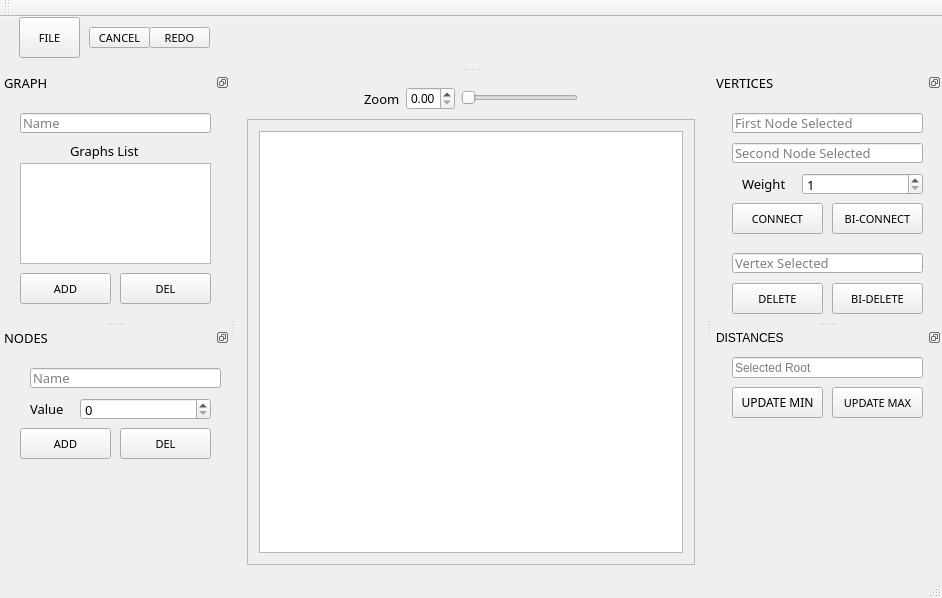
The window that GraphViewerGUI/GraphViewerGUI.ui (The0nlyOne/GraphViewerGUI) describes before a commit, drawn with Qt 5.
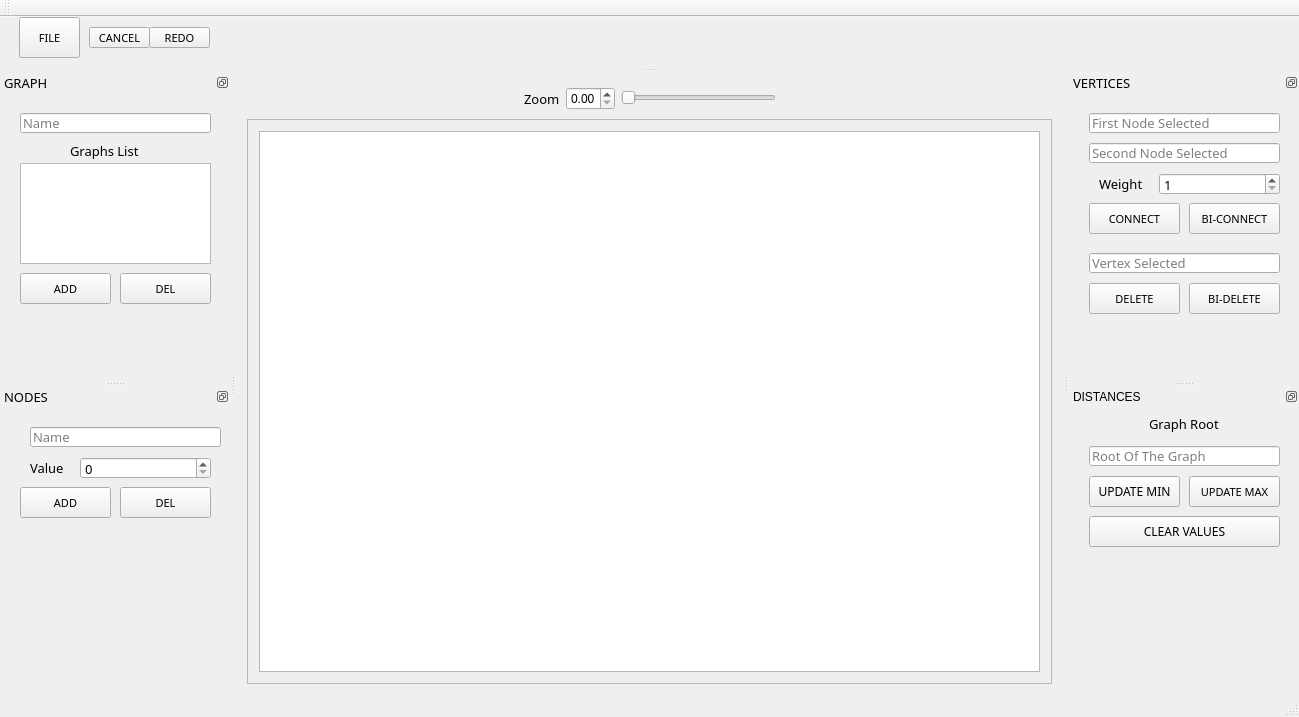
The same window after the commit.

The edit to the form file:
```diff
--- a/GraphViewerGUI/GraphViewerGUI.ui
+++ b/GraphViewerGUI/GraphViewerGUI.ui
@@ -6,8 +6,8 @@
    <rect>
     <x>0</x>
     <y>0</y>
-    <width>942</width>
-    <height>598</height>
+    <width>1299</width>
+    <height>717</height>
    </rect>
   </property>
   <property name="minimumSize">
@@ -142,8 +142,8 @@
         <rect>
          <x>0</x>
          <y>0</y>
-         <width>454</width>
-         <height>434</height>
+         <width>811</width>
+         <height>553</height>
         </rect>
        </property>
        <layout class="QGridLayout" name="gridLayout">
@@ -729,27 +729,11 @@
     <number>2</number>
    </attribute>
    <widget class="QWidget" name="dockWidgetContents_6">
-    <widget class="QLineEdit" name="selectedRootLineEdit">
-     <property name="geometry">
-      <rect>
-       <x>20</x>
-       <y>10</y>
-       <width>191</width>
-       <height>21</height>
-      </rect>
-     </property>
-     <property name="readOnly">
-      <bool>true</bool>
-     </property>
-     <property name="placeholderText">
-      <string>Selected Root</string>
-     </property>
-    </widget>
     <widget class="QPushButton" name="updateMinDistButton">
      <property name="geometry">
       <rect>
        <x>20</x>
-       <y>40</y>
+       <y>70</y>
        <width>91</width>
        <height>31</height>
       </rect>
@@ -767,7 +751,7 @@
      <property name="geometry">
       <rect>
        <x>120</x>
-       <y>40</y>
+       <y>70</y>
        <width>91</width>
        <height>31</height>
       </rect>
@@ -782,6 +766,68 @@
       <string>UPDATE MAX</string>
      </property>
     </widget>
+    <widget class="QLineEdit" name="rootGraphLineEdit">
+     <property name="enabled">
+      <bool>true</bool>
+     </property>
+     <property name="geometry">
+      <rect>
+       <x>20</x>
+       <y>40</y>
+       <width>191</width>
+       <height>20</height>
+      </rect>
+     </property>
+     <property name="font">
+      <font>
+       <family>MS Reference Sans Serif</family>
+       <pointsize>10</pointsize>
+      </font>
+     </property>
+     <property name="readOnly">
+      <bool>true</bool>
+     </property>
+     <property name="placeholderText">
+      <string>Root Of The Graph</string>
+     </property>
+    </widget>
+    <widget class="QPushButton" name="clearDistsValuesButton">
+     <property name="geometry">
+      <rect>
+       <x>20</x>
+       <y>110</y>
+       <width>191</width>
+       <height>31</height>
+      </rect>
+     </property>
+     <property name="font">
+      <font>
+       <family>MS Reference Sans Serif</family>
+      </font>
+     </property>
+     <property name="text">
+      <string>CLEAR VALUES</string>
+     </property>
+    </widget>
+    <widget class="QLabel" name="graphsListsLabel_2">
+     <property name="geometry">
+      <rect>
+       <x>80</x>
+       <y>10</y>
+       <width>81</width>
+       <height>16</height>
+      </rect>
+     </property>
+     <property name="font">
+      <font>
+       <family>MS Reference Sans Serif</family>
+       <pointsize>10</pointsize>
+      </font>
+     </property>
+     <property name="text">
+      <string>Graph Root</string>
+     </property>
+    </widget>
    </widget>
   </widget>
  </widget>
```
Left out of the diff: 2 changed lines with no effect on the pictures.
